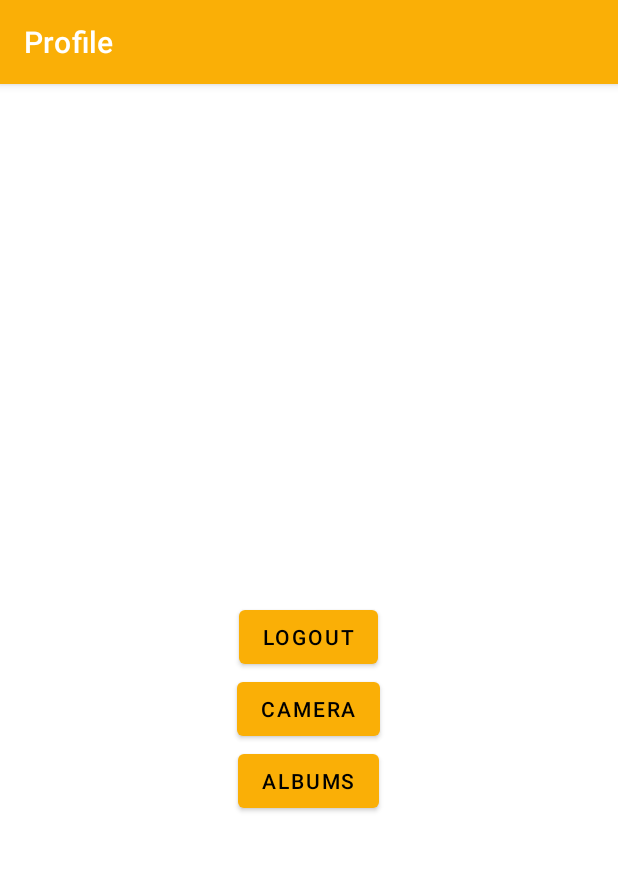
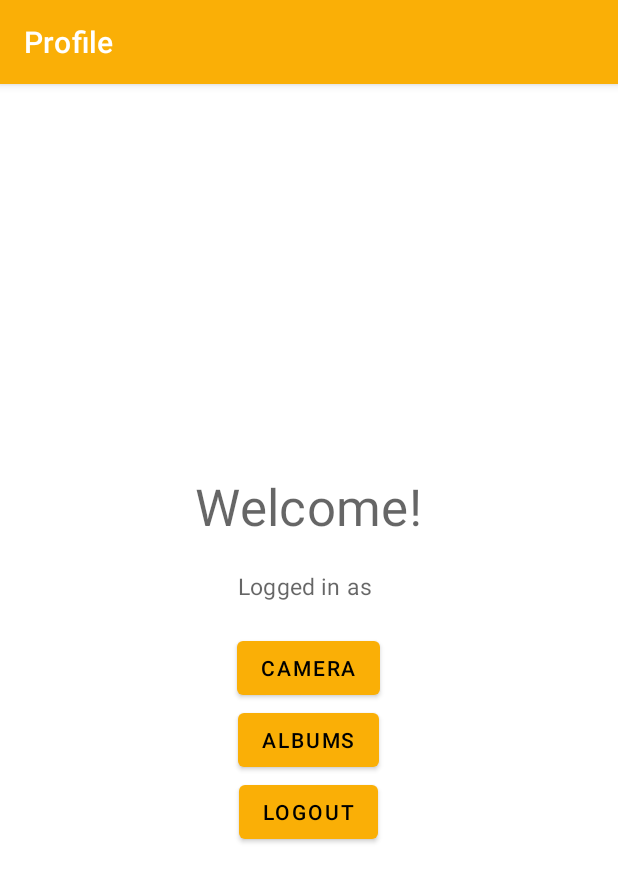
Before and after one commit to alejandroad/Final-Project, an Android app: the screen it shows after launch once a user with an empty profile is signed in (ProfileActivity), on a phone screen of 412 x 824 dp. Shown: the top 882 px of the screen. Run offline under Robolectric (Android 15) with nearby library versions, the phone set to English and light mode, and no system bars; our stand-ins replace Firebase (no records; nobody signed in at launch, a user with empty details on screens opened directly).

Commit message:
changed welcome msg and button layout on profile

```diff
--- a/app/src/main/java/com/example/lab4/ProfileActivity.kt
+++ b/app/src/main/java/com/example/lab4/ProfileActivity.kt
@@ -53,8 +53,8 @@ class ProfileActivity : AppCompatActivity() {
 
         if(user != null) {
             // user is logged in
-            val email = user.email
-            binding.welcomeTV.text = email
+            val text = "Logged in as ${user.email}"
+            binding.loginMsg.text = text
         } else {
             // user is not logged in
             startActivity(Intent(this, LogInActivity::class.java))
--- a/app/src/main/res/layout/activity_log_in.xml
+++ b/app/src/main/res/layout/activity_log_in.xml
@@ -78,8 +78,8 @@
         android:layout_height="wrap_content"
         android:layout_alignParentBottom="true"
         android:layout_centerHorizontal="true"
+        android:background="?attr/selectableItemBackground"
         android:padding="5dp"
-        android:background="?attr/selectableItemBackground"
         android:text="@string/no_account_sign_up_here">
 
     </TextView>
--- a/app/src/main/res/layout/activity_profile.xml
+++ b/app/src/main/res/layout/activity_profile.xml
@@ -19,17 +19,20 @@
 
     </TextView>
 
-    <Button
-        android:id="@+id/logout_btn"
-        android:layout_marginTop="20dp"
+    <TextView
+        android:id="@+id/login_msg"
         android:layout_width="wrap_content"
         android:layout_height="wrap_content"
-        android:text="@string/logout">
+        android:text="@string/login_user_msg"
+        android:layout_marginTop="20dp"
+        android:textSize="15sp"
+        style="@style/TextAppearance.MaterialComponents.Headline4">
 
-    </Button>
+    </TextView>
 
     <Button
         android:id="@+id/camera"
+        android:layout_marginTop="20dp"
         android:layout_width="wrap_content"
         android:layout_height="wrap_content"
         android:text="@string/camera">
@@ -44,4 +47,12 @@
 
     </Button>
 
+    <Button
+        android:id="@+id/logout_btn"
+        android:layout_width="wrap_content"
+        android:layout_height="wrap_content"
+        android:text="@string/logout">
+
+    </Button>
+
 </LinearLayout>
--- a/app/src/main/res/values/strings.xml
+++ b/app/src/main/res/values/strings.xml
@@ -23,4 +23,5 @@
     <string name="requirement_one">Password must be 8 characters long</string>
     <string name="Share">Share</string>
     <string name="Back">Back</string>
+    <string name="login_user_msg">Logged in as $email</string>
 </resources>
```
